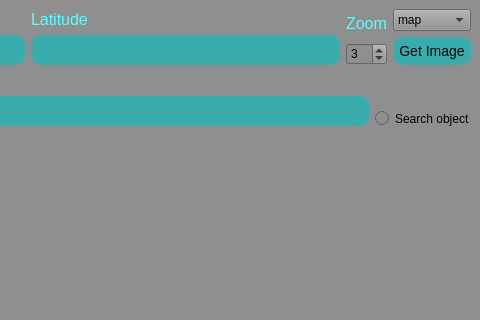
Old version of the form map_ui.ui in the repository Rogozhin-Dmitry/yandex_api_big_project; both pictures show x 294 to 774 and y 0 to 320 of the 774 by 571 pixel window.
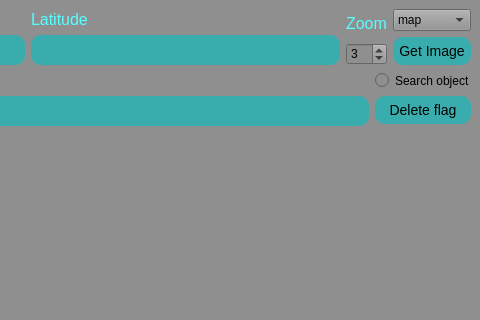
New version of the form.

Commit message: 1 доп зпдача

The edit to the form file:
```diff
--- a/map_ui.ui
+++ b/map_ui.ui
@@ -250,27 +250,36 @@
       <item>
        <layout class="QVBoxLayout" name="verticalLayout_7">
         <item>
-         <widget class="QLabel" name="label_7">
+         <widget class="QRadioButton" name="radioButton">
+          <property name="text">
+           <string>Search object</string>
+          </property>
+         </widget>
+        </item>
+        <item>
+         <widget class="QPushButton" name="delete_2">
           <property name="font">
            <font>
             <family>Segoe UI</family>
-            <pointsize>12</pointsize>
+            <pointsize>-1</pointsize>
+            <weight>50</weight>
+            <italic>false</italic>
+            <bold>false</bold>
            </font>
           </property>
           <property name="styleSheet">
-           <string notr="true">color: rgb(85, 255, 255);
-
+           <string notr="true">background-color: rgb(57, 173, 173);
+padding: 6px;
+border-style: outset;
+border-width: 0px;
+border-radius: 10px;
+border-color: beige;
+font: 14px;
+min-width: 10em;
 </string>
           </property>
           <property name="text">
-           <string/>
-          </property>
-         </widget>
-        </item>
-        <item>
-         <widget class="QRadioButton" name="radioButton">
-          <property name="text">
-           <string>Search object</string>
+           <string>Delete flag</string>
           </property>
          </widget>
         </item>
```
Left out of the diff: 3 changed lines with no effect on the pictures. The commit also changes 1 other file.
